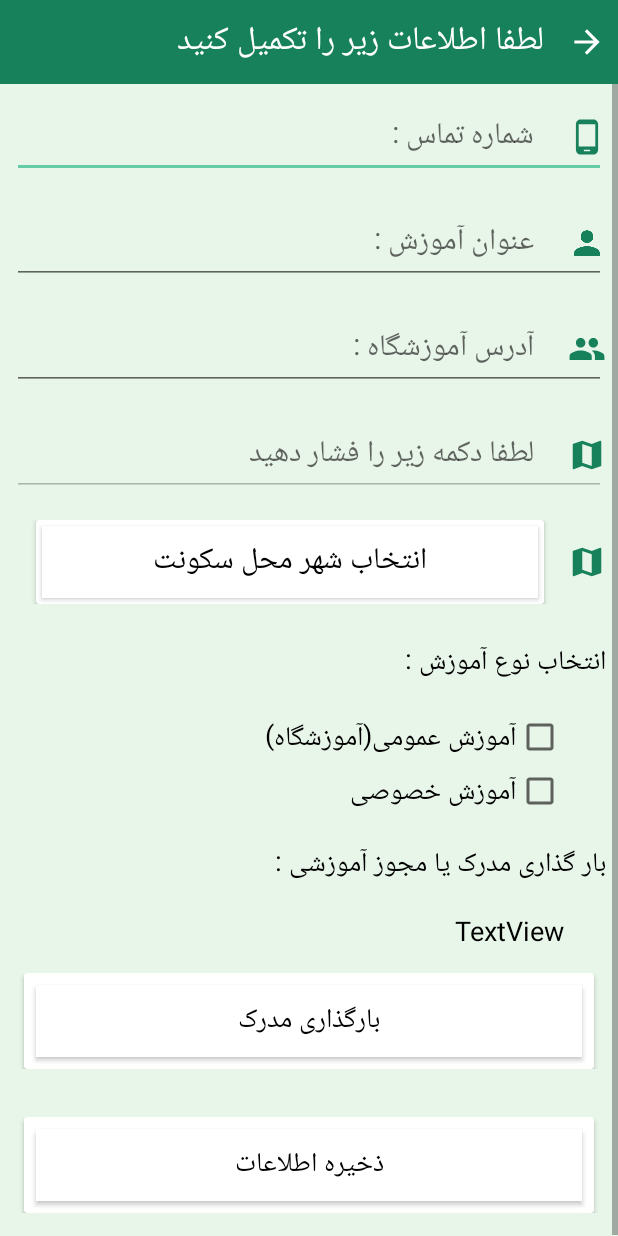
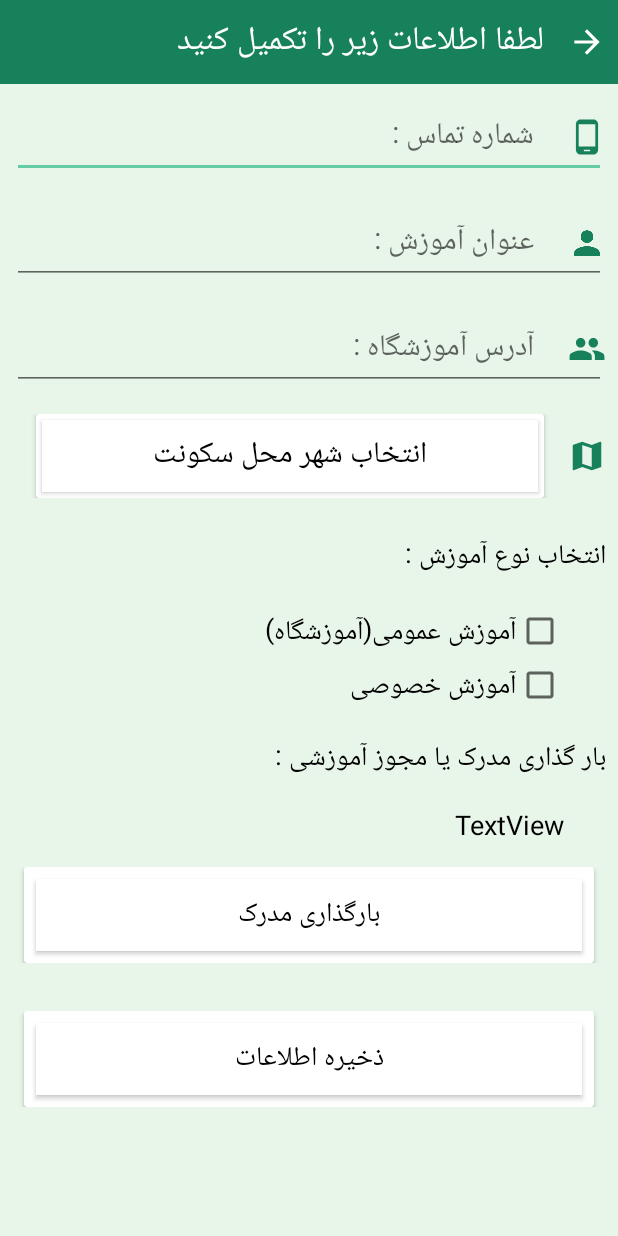
Before and after one commit to MostafaGhanbari9176/course-finder, an Android app: the ActivityRegistering screen opened directly, with no data from a screen before it, on a phone screen of 412 x 824 dp. Run offline under Robolectric (Android 15) with nearby library versions, the phone set to English and light mode, and no system bars; Roboto replaces fonts that are not available here.

Commit message:
improve code

```diff
--- a/app/build.gradle
+++ b/app/build.gradle
@@ -20,7 +20,7 @@ android {
 }
 
 dependencies {
- compile fileTree(dir: 'libs', include: ['*.jar'])
+    compile fileTree(include: ['*.jar'], dir: 'libs')
     compile 'com.android.support:appcompat-v7:25.3.1'
     compile 'com.android.support:recyclerview-v7:25.3.1'
     compile 'com.github.bumptech.glide:glide:3.7.0'
@@ -37,5 +37,5 @@ dependencies {
     compile 'com.squareup.retrofit2:retrofit:2.0.2'
     compile 'com.squareup.retrofit2:converter-gson:2.0.2'
     compile 'cn.lightsky.infiniteindicator:library:1.2.2'
-
+    compile 'com.google.android.gms:play-services-maps:10.2.6'
 }
--- a/app/src/main/java/ir/mahoorsoft/app/cityneed/model/struct/StUser.java
+++ b/app/src/main/java/ir/mahoorsoft/app/cityneed/model/struct/StUser.java
@@ -12,6 +12,7 @@ public class StUser {
     public int type;
     public int cityId;
     public int apiCode;
+    public String location;
 
     public  StUser(Long phone,String name ,String family){
         this.phone = phone;
--- a/app/src/main/java/ir/mahoorsoft/app/cityneed/view/activity_account/activity_phone_confirm/fragment_confirm_code/FragmentConfirmCode.java
+++ b/app/src/main/java/ir/mahoorsoft/app/cityneed/view/activity_account/activity_phone_confirm/fragment_confirm_code/FragmentConfirmCode.java
@@ -167,6 +167,7 @@ public class FragmentConfirmCode extends Fragment implements View.OnClickListene
     @Override
     public void onReceiveUser(ArrayList<StUser> users) {
         confirmSmsCode(true);
+        Pref.saveStringValue(PrefKey.location,users.get(0).location);
         Pref.saveStringValue(PrefKey.userName,users.get(0).name);
         Pref.saveStringValue(PrefKey.userFamily,users.get(0).family);
 
--- a/app/src/main/java/ir/mahoorsoft/app/cityneed/view/activity_account/activity_registering/ActivityRegistering.java
+++ b/app/src/main/java/ir/mahoorsoft/app/cityneed/view/activity_account/activity_registering/ActivityRegistering.java
@@ -31,7 +31,6 @@ public class ActivityRegistering extends AppCompatActivity implements View.OnCli
     Button btnBack;
     Button bntSave;
     Button btnChosePrvince;
-    TextView txtLocation;
     DialogPrvince dialogPrvince;
 
     @Override
@@ -54,8 +53,6 @@ public class ActivityRegistering extends AppCompatActivity implements View.OnCli
         btnBack = (Button) findViewById(R.id.btnBack_SumbitInformation);
         bntSave = (Button) findViewById(R.id.btnSaveRegistery);
         btnChosePrvince = (Button) findViewById(R.id.btnChosePrvince);
-        txtLocation = (TextView) findViewById(R.id.txtsetLocation);
-
         bntSave.setOnClickListener(this);
         btnBack.setOnClickListener(this);
         btnChosePrvince.setOnClickListener(this);
--- a/app/src/main/res/layout/activity_registering.xml
+++ b/app/src/main/res/layout/activity_registering.xml
@@ -40,321 +40,297 @@
         <LinearLayout
             android:layout_width="match_parent"
             android:layout_height="wrap_content"
-            android:orientation="vertical" >
+            android:orientation="vertical">
 
             <LinearLayout
-                android:orientation="vertical"
                 android:layout_width="match_parent"
-                android:layout_height="match_parent">
+                android:layout_height="match_parent"
+                android:orientation="vertical">
 
                 <RelativeLayout
-                    android:orientation="horizontal"
                     android:layout_width="match_parent"
                     android:layout_height="match_parent"
-                    android:layout_margin="8dp">
+                    android:layout_margin="8dp"
+                    android:orientation="horizontal">
 
                     <EditText
+                        android:id="@+id/txtNameProfileAmozeshgah"
                         android:layout_width="match_parent"
                         android:layout_height="wrap_content"
-                        android:inputType="textPersonName"
                         android:ems="10"
                         android:gravity="right|center"
+                        android:hint="شماره تماس : "
+                        android:inputType="textPersonName"
                         android:paddingRight="48dp"
-                        android:textSize="@dimen/txt_submit_iformation"
-                        android:hint="شماره تماس : "
-                        android:textColor="@color/text_home" />
+                        android:textColor="@color/text_home"
+                        android:textSize="@dimen/txt_submit_iformation" />
 
                     <ImageView
                         android:layout_width="@dimen/btn_nav"
                         android:layout_height="@dimen/btn_nav"
-                        app:srcCompat="@drawable/icon_phone"
+                        android:layout_alignParentEnd="true"
                         android:layout_centerVertical="true"
-                        android:layout_alignParentEnd="true" />
+                        app:srcCompat="@drawable/icon_phone" />
 
                 </RelativeLayout>
 
                 <RelativeLayout
-                    android:orientation="horizontal"
                     android:layout_width="match_parent"
                     android:layout_height="match_parent"
-                    android:layout_margin="8dp">
+                    android:layout_margin="8dp"
+                    android:orientation="horizontal">
 
                     <EditText
+                        android:id="@+id/txtSubject"
                         android:layout_width="match_parent"
                         android:layout_height="wrap_content"
-                        android:inputType="textPersonName"
+                        android:layout_alignParentLeft="true"
+                        android:layout_alignParentStart="true"
+                        android:layout_alignParentTop="true"
                         android:ems="10"
                         android:gravity="right|center_vertical"
+                        android:hint="عنوان آموزش : "
+                        android:inputType="textPersonName"
                         android:paddingRight="48dp"
-                        android:textSize="@dimen/txt_submit_iformation"
-                        android:hint="عنوان آموزش : "
-                        android:textColor="@color/text_home" />
+                        android:textColor="@color/text_home"
+                        android:textSize="@dimen/txt_submit_iformation" />
 
                     <ImageView
                         android:layout_width="@dimen/btn_nav"
                         android:layout_height="@dimen/btn_nav"
-                        app:srcCompat="@drawable/icon_self"
+                        android:layout_alignParentEnd="true"
                         android:layout_centerVertical="true"
-                        android:layout_alignParentEnd="true" />
+                        app:srcCompat="@drawable/icon_self" />
 
                 </RelativeLayout>
 
                 <RelativeLayout
-                    android:orientation="horizontal"
                     android:layout_width="match_parent"
                     android:layout_height="match_parent"
-                    android:layout_margin="8dp">
+                    android:layout_margin="8dp"
+                    android:orientation="horizontal">
 
                     <ImageView
                         android:layout_width="@dimen/btn_nav"
                         android:layout_height="@dimen/btn_nav"
-                        app:srcCompat="@drawable/icon_family"
+                        android:layout_alignParentEnd="true"
                         android:layout_centerVertical="true"
-                        android:layout_alignParentEnd="true" />
+                        app:srcCompat="@drawable/icon_family" />
 
                     <EditText
+                        android:id="@+id/txtAddress"
                         android:layout_width="match_parent"
                         android:layout_height="wrap_content"
-                        android:inputType="textPersonName"
+                        android:layout_alignParentStart="true"
+                        android:layout_alignParentTop="true"
                         android:ems="10"
                         android:gravity="right|center_vertical"
+                        android:hint="آدرس آموزشگاه : "
+                        android:inputType="textPersonName"
                         android:paddingRight="48dp"
-                        android:textSize="@dimen/txt_submit_iformation"
-                        android:hint="آدرس آموزشگاه : "
                         android:textColor="@color/text_home"
-                        android:layout_alignParentTop="true"
-                        android:layout_alignParentStart="true" />
-
-                </RelativeLayout>
-
-                <RelativeLayout
-                    android:orientation="horizontal"
-                    android:layout_width="match_parent"
-                    android:layout_height="match_parent"
-                    android:layout_margin="8dp">
-
-                    <ImageView
-                        android:layout_width="@dimen/btn_nav"
-                        android:layout_height="@dimen/btn_nav"
-                        app:srcCompat="@drawable/icon_map_true"
-                        android:layout_centerVertical="true"
-                        android:layout_alignParentEnd="true" />
-
-                    <EditText
-                        android:layout_width="match_parent"
-                        android:layout_height="wrap_content"
-                        android:inputType="textPersonName"
-                        android:ems="10"
-                        android:gravity="right|center_vertical"
-                        android:paddingRight="48dp"
-                        android:textSize="@dimen/txt_submit_iformation"
-                        android:textColor="@color/text_home"
-                        android:layout_alignParentTop="true"
-                        android:layout_alignParentStart="true"
-                        android:hint="لطفا دکمه زیر را فشار دهید"
-                        android:enabled="false"
-                        android:id="@+id/txtsetLocation" />
+                        android:textSize="@dimen/txt_submit_iformation" />
 
                 </RelativeLayout>
 
                 <LinearLayout
-                    android:orientation="horizontal"
                     android:layout_width="match_parent"
                     android:layout_height="wrap_content"
+                    android:layout_gravity="right|center"
                     android:layout_margin="8dp"
                     android:gravity="right|center"
-                    android:layout_gravity="right|center">
+                    android:orientation="horizontal">
 
                     <android.support.v7.widget.CardView
                         android:layout_width="match_parent"
                         android:layout_height="wrap_content"
+                        android:layout_marginLeft="16dp"
                         android:layout_marginRight="16dp"
-                        android:layout_marginLeft="16dp"
                         android:layout_weight="1">
 
                         <Button
+                            android:id="@+id/btnChosePrvince"
                             android:layout_width="match_parent"
                             android:layout_height="wrap_content"
-                            android:inputType="textPersonName"
-                            android:textSize="@dimen/txt_submit_iformation"
-                            android:textColor="@color/text_home"
-                            android:text="انتخاب استان"
+                            android:layout_margin="4dp"
                             android:background="@drawable/btn_dialog"
                             android:gravity="center"
-                            android:layout_margin="4dp"
-                            android:id="@+id/btnChosePrvince" />
+                            android:inputType="textPersonName"
+                            android:text="انتخاب شهر محل سکونت"
+                            android:textColor="@color/text_home"
+                            android:textSize="@dimen/txt_submit_iformation" />
                     </android.support.v7.widget.CardView>
 
                     <ImageView
                         android:layout_width="@dimen/btn_nav"
                         android:layout_height="@dimen/btn_nav"
-                        app:srcCompat="@drawable/icon_map_true"
+                        android:layout_alignParentEnd="true"
                         android:layout_centerVertical="true"
-                        android:layout_alignParentEnd="true" />
+                        app:srcCompat="@drawable/icon_map_true" />
 
                 </LinearLayout>
 
             </LinearLayout>
 
             <LinearLayout
-                android:orientation="vertical"
                 android:layout_width="match_parent"
                 android:layout_height="wrap_content"
-                android:gravity="right|center">
+                android:gravity="right|center"
+                android:orientation="vertical">
 
                 <LinearLayout
-                    android:orientation="horizontal"
                     android:layout_width="wrap_content"
                     android:layout_height="0dp"
+                    android:layout_marginBottom="16dp"
+                    android:layout_marginRight="8dp"
+                    android:layout_marginTop="16dp"
                     android:layout_weight="1"
                     android:gravity="right|center"
-                    android:layout_marginRight="8dp"
-                    android:layout_marginBottom="16dp"
-                    android:layout_marginTop="16dp">
+                    android:orientation="horizontal">
 
                     <TextView
-                        android:text="انتخاب نوع آموزش : "
                         android:layout_width="wrap_content"
                         android:layout_height="wrap_content"
                         android:gravity="right|center"
-                        android:textSize="@dimen/txt_size_smal"
-                        android:textColor="@color/text_home" />
+                        android:text="انتخاب نوع آموزش : "
+                        android:textColor="@color/text_home"
+                        android:textSize="@dimen/txt_size_smal" />
                 </LinearLayout>
 
                 <LinearLayout
                     android:layout_width="wrap_content"
                     android:layout_height="0dp"
-                    android:layout_weight="1"
-                    android:orientation="horizontal"
+                    android:layout_marginBottom="2dp"
                     android:layout_marginRight="36dp"
                     android:layout_marginTop="2dp"
-                    android:layout_marginBottom="2dp">
+                    android:layout_weight="1"
+                    android:orientation="horizontal">
 
                     <TextView
-                        android:text="آموزش عمومی(آموزشگاه)"
                         android:layout_width="wrap_content"
                         android:layout_height="wrap_content"
                         android:layout_weight="1"
                         android:gravity="right|center"
-                        android:textSize="@dimen/txt_size_smal"
-                        android:textColor="@color/text_profile_two" />
+                        android:text="آموزش عمومی(آموزشگاه)"
+                        android:textColor="@color/text_profile_two"
+                        android:textSize="@dimen/txt_size_smal" />
 
                     <CheckBox
+                        android:id="@+id/cbxPublicCurce"
                         android:layout_width="wrap_content"
                         android:layout_height="wrap_content"
-                        android:text=""
                         android:gravity="center"
-                        android:id="@+id/cbxPublicCurce" />
+                        android:text="" />
                 </LinearLayout>
 
                 <LinearLayout
                     android:layout_width="wrap_content"
                     android:layout_height="0dp"
-                    android:layout_weight="1"
-                    android:orientation="horizontal"
+                    android:layout_marginBottom="2dp"
                     android:layout_marginRight="36dp"
                     android:layout_marginTop="2dp"
-                    android:layout_marginBottom="2dp">
+                    android:layout_weight="1"
+                    android:orientation="horizontal">
 
                     <TextView
-                        android:text="آموزش خصوصی"
                         android:layout_width="wrap_content"
                         android:layout_height="wrap_content"
                         android:layout_weight="1"
                         android:gravity="right|center"
-                        android:textSize="@dimen/txt_size_smal"
-                        android:textColor="@color/text_profile_two" />
+                        android:text="آموزش خصوصی"
+                        android:textColor="@color/text_profile_two"
+                        android:textSize="@dimen/txt_size_smal" />
 
                     <CheckBox
+                        android:id="@+id/cbxSingleCurce"
                         android:layout_width="wrap_content"
                         android:layout_height="wrap_content"
-                        android:text=""
                         android:gravity="center"
-                        android:id="@+id/cbxSingleCurce" />
+                        android:text="" />
                 </LinearLayout>
 
             </LinearLayout>
 
             <LinearLayout
-                android:orientation="vertical"
                 android:layout_width="match_parent"
                 android:layout_height="wrap_content"
-                android:gravity="right|center">
+                android:gravity="right|center"
+                android:orientation="vertical">
 
                 <LinearLayout
-                    android:orientation="horizontal"
                     android:layout_width="match_parent"
                     android:layout_height="wrap_content"
-                    android:gravity="right|center"
                     android:layout_marginBottom="16dp"
                     android:layout_marginRight="8dp"
-                    android:layout_marginTop="16dp">
+                    android:layout_marginTop="16dp"
+                    android:gravity="right|center"
+                    android:orientation="horizontal">
 
                     <TextView
-                        android:text="بار گذاری مدرک یا مجوز آموزشی : "
                         android:layout_width="wrap_content"
                         android:layout_height="wrap_content"
                         android:gravity="right|center"
-                        android:textSize="@dimen/txt_size_smal"
-                        android:textColor="@color/text_home" />
+                        android:text="بار گذاری مدرک یا مجوز آموزشی : "
+                        android:textColor="@color/text_home"
+                        android:textSize="@dimen/txt_size_smal" />
                 </LinearLayout>
 
                 <LinearLayout
-                    android:orientation="horizontal"
                     android:layout_width="match_parent"
                     android:layout_height="match_parent"
+                    android:layout_marginRight="36dp"
                     android:gravity="right|center"
-                    android:layout_marginRight="36dp">
+                    android:orientation="horizontal">
 
                     <TextView
-                        android:text="TextView"
+                        android:id="@+id/textView14"
                         android:layout_width="wrap_content"
                         android:layout_height="wrap_content"
-                        android:id="@+id/textView14"
-                        android:textSize="@dimen/txt_size_smal"
-                        android:textColor="@color/text_home" />
+                        android:text="TextView"
+                        android:textColor="@color/text_home"
+                        android:textSize="@dimen/txt_size_smal" />
                 </LinearLayout>
 
                 <LinearLayout
-                    android:orientation="vertical"
                     android:layout_width="match_parent"
                     android:layout_height="match_parent"
+                    android:layout_marginBottom="16dp"
                     android:layout_marginTop="16dp"
-                    android:layout_marginBottom="16dp"
-                    android:gravity="center">
+                    android:gravity="center"
+                    android:orientation="vertical">
 
                     <android.support.v7.widget.CardView
                         android:layout_width="match_parent"
                         android:layout_height="match_parent"
-                        android:layout_marginRight="16dp"
-                        android:layout_marginLeft="16dp">
+                        android:layout_marginLeft="16dp"
+                        android:layout_marginRight="16dp">
 
                         <Button
-                            android:text="بارگذاری مدرک"
                             android:layout_width="match_parent"
                             android:layout_height="wrap_content"
                             android:layout_margin="8dp"
-                            android:textSize="@dimen/txt_size_smal"
+                            android:background="@drawable/btn_dialog"
+                            android:text="بارگذاری مدرک"
                             android:textColor="@color/text_home"
-                            android:background="@drawable/btn_dialog" />
+                            android:textSize="@dimen/txt_size_smal" />
                     </android.support.v7.widget.CardView>
 
                 </LinearLayout>
             </LinearLayout>
 
             <LinearLayout
-                android:orientation="vertical"
                 android:layout_width="match_parent"
                 android:layout_height="match_parent"
+                android:layout_marginBottom="16dp"
                 android:layout_marginTop="16dp"
-                android:layout_marginBottom="16dp"
-                android:gravity="center">
+                android:gravity="center"
+                android:orientation="vertical">
 
                 <android.support.v7.widget.CardView
                     android:layout_width="match_parent"
                     android:layout_height="match_parent"
-                    android:layout_marginRight="16dp"
-                    android:layout_marginLeft="16dp">
+                    android:layout_marginLeft="16dp"
+                    android:layout_marginRight="16dp">
 
                     <Button
                         android:id="@+id/btnSaveRegistery"
```
